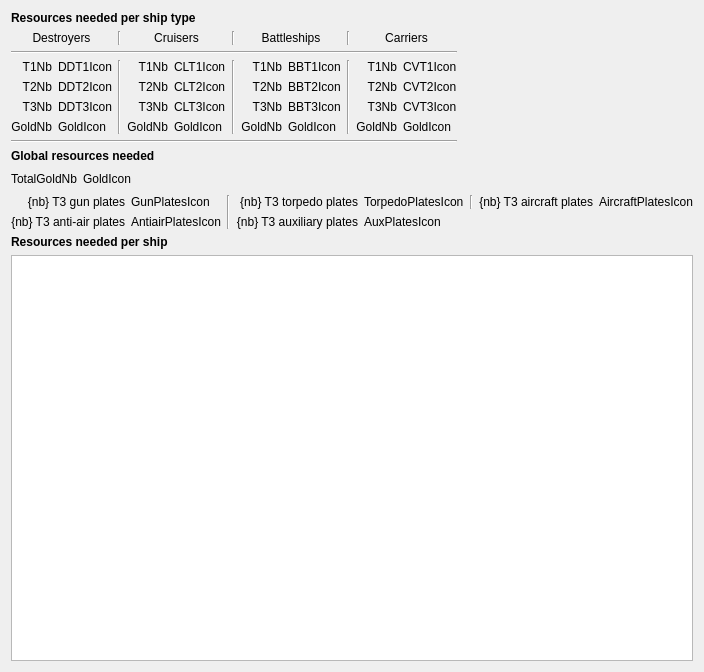
Sugihiru/Azur-Iris, file azuriris/ui/ui/module_retrofit.ui: the form before one commit.
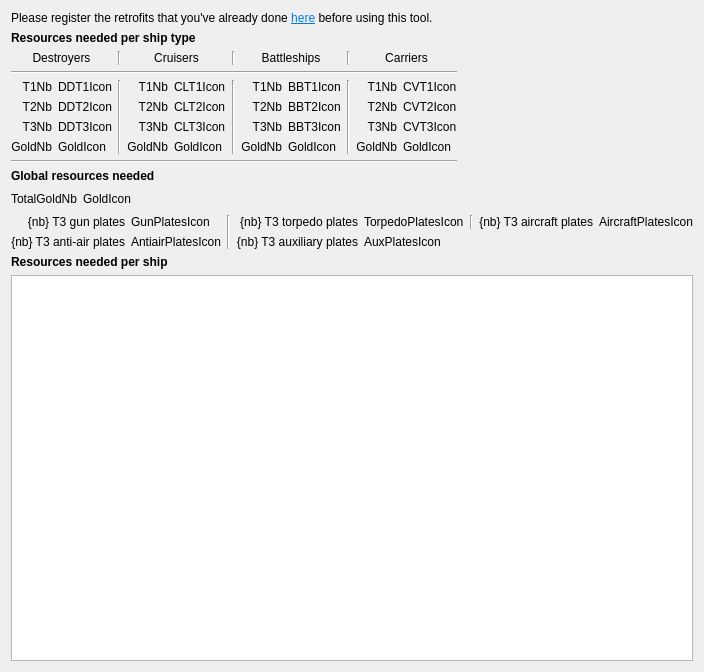
The form after the commit.

Commit message: Display image for every shipfu including retrofit shipfus

What changed in the file:
```diff
--- a/azuriris/ui/ui/module_retrofit.ui
+++ b/azuriris/ui/ui/module_retrofit.ui
@@ -143,19 +143,6 @@
      </item>
     </layout>
    </item>
-   <item row="0" column="0" colspan="12">
-    <widget class="QLabel" name="titlePerShipTypeLabel">
-     <property name="font">
-      <font>
-       <weight>75</weight>
-       <bold>true</bold>
-      </font>
-     </property>
-     <property name="text">
-      <string>Resources needed per ship type</string>
-     </property>
-    </widget>
-   </item>
    <item row="15" column="0" colspan="12">
     <widget class="QLabel" name="titleGlobalNeededLabel">
      <property name="font">
@@ -192,6 +179,15 @@
      <property name="wordWrap">
       <bool>true</bool>
      </property>
+     <attribute name="horizontalHeaderMinimumSectionSize">
+      <number>50</number>
+     </attribute>
+     <attribute name="verticalHeaderMinimumSectionSize">
+      <number>50</number>
+     </attribute>
+     <attribute name="verticalHeaderDefaultSectionSize">
+      <number>50</number>
+     </attribute>
     </widget>
    </item>
    <item row="5" column="0">
@@ -634,6 +630,26 @@
      </item>
     </layout>
    </item>
+   <item row="2" column="0">
+    <widget class="QLabel" name="infoLabel">
+     <property name="text">
+      <string>&lt;html&gt;&lt;head/&gt;&lt;body&gt;&lt;p&gt;Please register the retrofits that you've already done &lt;a href=&quot;retrofit_tab&quot;&gt;&lt;span style=&quot; text-decoration: underline; color:#007af4;&quot;&gt;here&lt;/span&gt;&lt;/a&gt; before using this tool.&lt;/p&gt;&lt;/body&gt;&lt;/html&gt;</string>
+     </property>
+    </widget>
+   </item>
+   <item row="3" column="0">
+    <widget class="QLabel" name="titlePerShipTypeLabel">
+     <property name="font">
+      <font>
+       <weight>75</weight>
+       <bold>true</bold>
+      </font>
+     </property>
+     <property name="text">
+      <string>Resources needed per ship type</string>
+     </property>
+    </widget>
+   </item>
   </layout>
  </widget>
  <resources/>
```
The commit also changes 12 other files.
